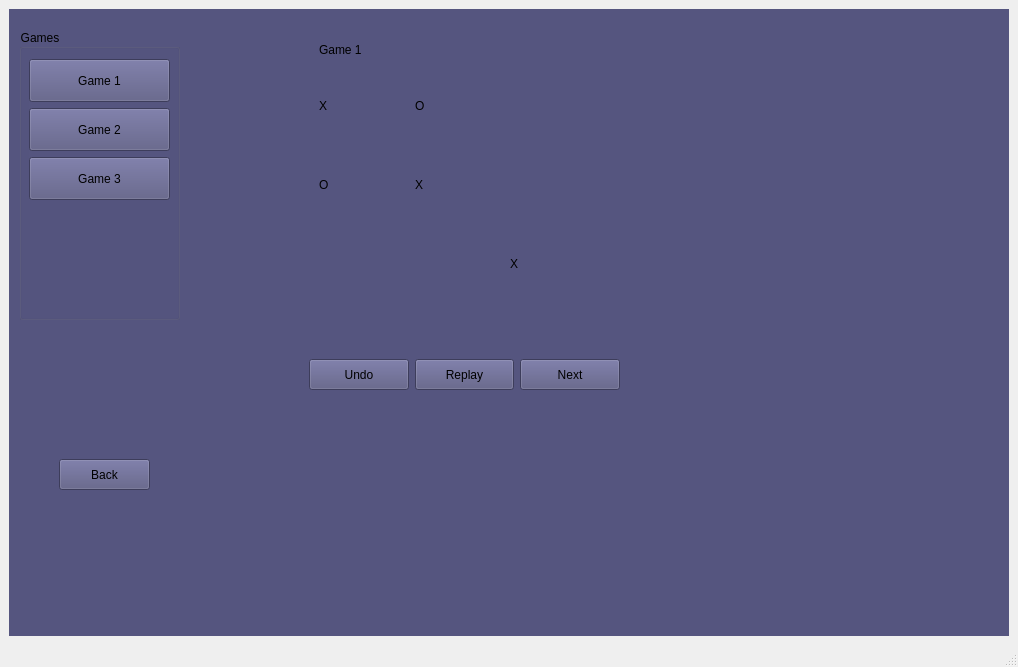
salah0eldin/TIC_TAC_TOE_CPP_QT_SQLITE, file mainwindow.ui: the form before one commit.
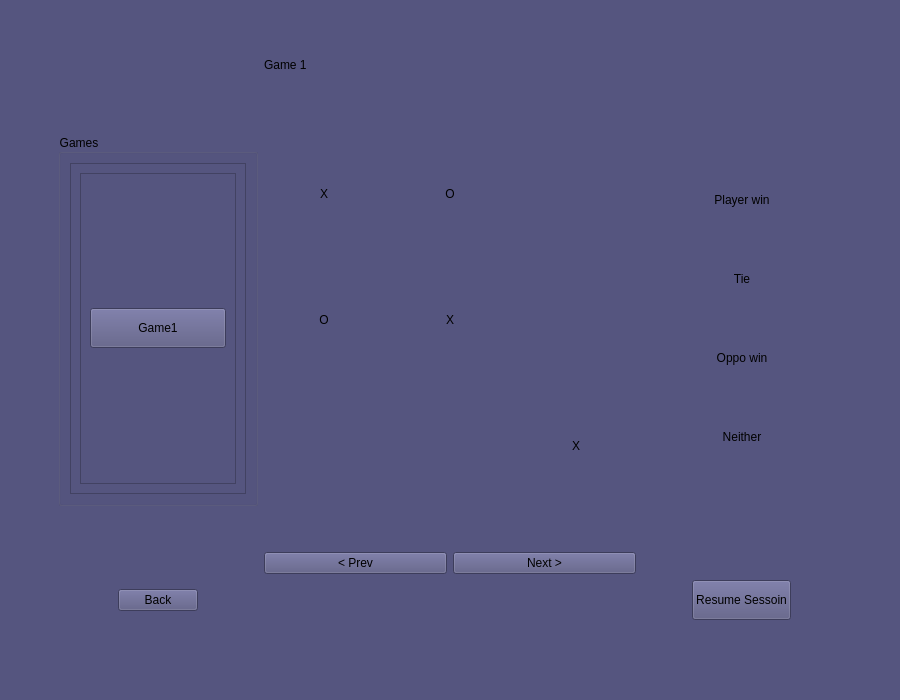
The form after the commit. The open tabs and pages were chosen to show the change.

Commit message: finished history:

```diff
--- a/mainwindow.ui
+++ b/mainwindow.ui
@@ -6,8 +6,8 @@
    <rect>
     <x>0</x>
     <y>0</y>
-    <width>1018</width>
-    <height>667</height>
+    <width>900</width>
+    <height>700</height>
    </rect>
   </property>
   <property name="sizePolicy">
@@ -18,13 +18,16 @@
   </property>
   <property name="minimumSize">
    <size>
-    <width>500</width>
-    <height>500</height>
+    <width>900</width>
+    <height>700</height>
    </size>
   </property>
   <property name="windowTitle">
    <string>MainWindow</string>
   </property>
+  <property name="styleSheet">
+   <string notr="true">background-color: rgb(85, 85, 127);</string>
+  </property>
   <widget class="QWidget" name="centralwidget">
    <layout class="QHBoxLayout" name="horizontalLayout_17">
     <item>
@@ -2321,168 +2324,7 @@
                  <string notr="true">font: 700 14pt &quot;Segoe UI&quot;;</string>
                 </property>
                 <property name="text">
-                 <string>Session 1</string>
-                </property>
-               </widget>
-              </item>
-              <item>
-               <widget class="QPushButton" name="pushButton_4">
-                <property name="sizePolicy">
-                 <sizepolicy hsizetype="Minimum" vsizetype="Maximum">
-                  <horstretch>0</horstretch>
-                  <verstretch>0</verstretch>
-                 </sizepolicy>
-                </property>
-                <property name="minimumSize">
-                 <size>
-                  <width>0</width>
-                  <height>40</height>
-                 </size>
-                </property>
-                <property name="styleSheet">
-                 <string notr="true">font: 700 14pt &quot;Segoe UI&quot;;</string>
-                </property>
-                <property name="text">
-                 <string>Session 3</string>
-                </property>
-               </widget>
-              </item>
-              <item>
-               <widget class="QPushButton" name="pushButton_3">
-                <property name="minimumSize">
-                 <size>
-                  <width>0</width>
-                  <height>40</height>
-                 </size>
-                </property>
-                <property name="text">
-                 <string>PushButton</string>
-                </property>
-               </widget>
-              </item>
-              <item>
-               <widget class="QPushButton" name="pushButton">
-                <property name="minimumSize">
-                 <size>
-                  <width>0</width>
-                  <height>40</height>
-                 </size>
-                </property>
-                <property name="text">
-                 <string>PushButton</string>
-                </property>
-               </widget>
-              </item>
-              <item>
-               <widget class="QPushButton" name="pushButton_6">
-                <property name="minimumSize">
-                 <size>
-                  <width>0</width>
-                  <height>40</height>
-                 </size>
-                </property>
-                <property name="text">
-                 <string>PushButton</string>
-                </property>
-               </widget>
-              </item>
-              <item>
-               <widget class="QPushButton" name="pushButton_11">
-                <property name="minimumSize">
-                 <size>
-                  <width>0</width>
-                  <height>40</height>
-                 </size>
-                </property>
-                <property name="text">
-                 <string>PushButton</string>
-                </property>
-               </widget>
-              </item>
-              <item>
-               <widget class="QPushButton" name="pushButton_10">
-                <property name="minimumSize">
-                 <size>
-                  <width>0</width>
-                  <height>40</height>
-                 </size>
-                </property>
-                <property name="text">
-                 <string>PushButton</string>
-                </property>
-               </widget>
-              </item>
-              <item>
-               <widget class="QPushButton" name="pushButton_9">
-                <property name="minimumSize">
-                 <size>
-                  <width>0</width>
-                  <height>40</height>
-                 </size>
-                </property>
-                <property name="text">
-                 <string>PushButton</string>
-                </property>
-               </widget>
-              </item>
-              <item>
-               <widget class="QPushButton" name="pushButton_7">
-                <property name="minimumSize">
-                 <size>
-                  <width>0</width>
-                  <height>40</height>
-                 </size>
-                </property>
-                <property name="text">
-                 <string>PushButton</string>
-                </property>
-               </widget>
-              </item>
-              <item>
-               <widget class="QPushButton" name="pushButton_8">
-                <property name="minimumSize">
-                 <size>
-                  <width>0</width>
-                  <height>40</height>
-                 </size>
-                </property>
-                <property name="text">
-                 <string>PushButton</string>
-                </property>
-               </widget>
-              </item>
-              <item>
-               <widget class="QPushButton" name="pushButton_2">
-                <property name="minimumSize">
-                 <size>
-                  <width>0</width>
-                  <height>40</height>
-                 </size>
-                </property>
-                <property name="text">
-                 <string>PushButton</string>
-                </property>
-               </widget>
-              </item>
-              <item>
-               <widget class="QPushButton" name="pushButton_5">
-                <property name="sizePolicy">
-                 <sizepolicy hsizetype="Minimum" vsizetype="Maximum">
-                  <horstretch>0</horstretch>
-                  <verstretch>0</verstretch>
-                 </sizepolicy>
-                </property>
-                <property name="minimumSize">
-                 <size>
-                  <width>0</width>
-                  <height>40</height>
-                 </size>
-                </property>
-                <property name="styleSheet">
-                 <string notr="true">font: 700 14pt &quot;Segoe UI&quot;;</string>
-                </property>
-                <property name="text">
-                 <string>Session 2</string>
+                 <string>(speceific id).  Vs Guest2 || Score(0,0,0) || Date: timestamp</string>
                 </property>
                </widget>
               </item>
@@ -2495,253 +2337,597 @@
        </layout>
       </widget>
       <widget class="QWidget" name="games">
-       <widget class="QGroupBox" name="groupBox">
-        <property name="geometry">
-         <rect>
-          <x>10</x>
-          <y>20</y>
-          <width>161</width>
-          <height>291</height>
-         </rect>
-        </property>
-        <property name="styleSheet">
-         <string notr="true">font: 700 12pt &quot;Segoe UI&quot;;</string>
-        </property>
-        <property name="title">
-         <string>Games</string>
-        </property>
-        <widget class="QWidget" name="layoutWidget">
-         <property name="geometry">
-          <rect>
-           <x>10</x>
-           <y>30</y>
-           <width>141</width>
-           <height>141</height>
-          </rect>
-         </property>
-         <layout class="QVBoxLayout" name="verticalLayout_7">
-          <item>
-           <widget class="QPushButton" name="pushButton_game1">
+       <layout class="QHBoxLayout" name="horizontalLayout_13">
+        <item>
+         <layout class="QGridLayout" name="gridLayout_13">
+          <item row="3" column="1">
+           <widget class="QGroupBox" name="groupBox">
             <property name="sizePolicy">
-             <sizepolicy hsizetype="Preferred" vsizetype="Preferred">
+             <sizepolicy hsizetype="Maximum" vsizetype="Preferred">
               <horstretch>0</horstretch>
               <verstretch>0</verstretch>
              </sizepolicy>
+            </property>
+            <property name="minimumSize">
+             <size>
+              <width>200</width>
+              <height>0</height>
+             </size>
+            </property>
+            <property name="styleSheet">
+             <string notr="true">font: 700 12pt &quot;Segoe UI&quot;;</string>
+            </property>
+            <property name="title">
+             <string>Games</string>
+            </property>
+            <layout class="QVBoxLayout" name="verticalLayout_4">
+             <item>
+              <widget class="QScrollArea" name="scrollArea_2">
+               <property name="widgetResizable">
+                <bool>true</bool>
+               </property>
+               <widget class="QWidget" name="scrollAreaWidgetContents">
+                <property name="geometry">
+                 <rect>
+                  <x>0</x>
+                  <y>0</y>
+                  <width>174</width>
+                  <height>324</height>
+                 </rect>
+                </property>
+                <layout class="QVBoxLayout" name="verticalLayout_5">
+                 <item>
+                  <widget class="QFrame" name="frame">
+                   <property name="frameShape">
+                    <enum>QFrame::StyledPanel</enum>
+                   </property>
+                   <property name="frameShadow">
+                    <enum>QFrame::Raised</enum>
+                   </property>
+                   <layout class="QVBoxLayout" name="verticalLayout_6">
+                    <item>
+                     <widget class="QPushButton" name="pushButton_2">
+                      <property name="minimumSize">
+                       <size>
+                        <width>0</width>
+                        <height>40</height>
+                       </size>
+                      </property>
+                      <property name="text">
+                       <string>Game1</string>
+                      </property>
+                     </widget>
+                    </item>
+                   </layout>
+                  </widget>
+                 </item>
+                </layout>
+               </widget>
+              </widget>
+             </item>
+            </layout>
+           </widget>
+          </item>
+          <item row="3" column="2">
+           <layout class="QGridLayout" name="gridLayout">
+            <property name="sizeConstraint">
+             <enum>QLayout::SetFixedSize</enum>
+            </property>
+            <item row="1" column="2">
+             <widget class="QLabel" name="label_35">
+              <property name="sizePolicy">
+               <sizepolicy hsizetype="Maximum" vsizetype="Maximum">
+                <horstretch>0</horstretch>
+                <verstretch>0</verstretch>
+               </sizepolicy>
+              </property>
+              <property name="minimumSize">
+               <size>
+                <width>120</width>
+                <height>120</height>
+               </size>
+              </property>
+              <property name="styleSheet">
+               <string notr="true">
+font: 28pt &quot;Segoe UI&quot;;</string>
+              </property>
+              <property name="text">
+               <string/>
+              </property>
+              <property name="alignment">
+               <set>Qt::AlignCenter</set>
+              </property>
+             </widget>
+            </item>
+            <item row="2" column="0">
+             <widget class="QLabel" name="label_29">
+              <property name="sizePolicy">
+               <sizepolicy hsizetype="Maximum" vsizetype="Maximum">
+                <horstretch>0</horstretch>
+                <verstretch>0</verstretch>
+               </sizepolicy>
+              </property>
+              <property name="minimumSize">
+               <size>
+                <width>120</width>
+                <height>120</height>
+               </size>
+              </property>
+              <property name="styleSheet">
+               <string notr="true">
+font: 28pt &quot;Segoe UI&quot;;</string>
+              </property>
+              <property name="text">
+               <string/>
+              </property>
+              <property name="alignment">
+               <set>Qt::AlignCenter</set>
+              </property>
+             </widget>
+            </item>
+            <item row="0" column="0">
+             <widget class="QLabel" name="label_6">
+              <property name="sizePolicy">
+               <sizepolicy hsizetype="Maximum" vsizetype="Maximum">
+                <horstretch>0</horstretch>
+                <verstretch>0</verstretch>
+               </sizepolicy>
+              </property>
+              <property name="minimumSize">
+               <size>
+                <width>120</width>
+                <height>120</height>
+               </size>
+              </property>
+              <property name="styleSheet">
+               <string notr="true">
+font: 28pt &quot;Segoe UI&quot;;</string>
+              </property>
+              <property name="text">
+               <string>X</string>
+              </property>
+              <property name="alignment">
+               <set>Qt::AlignCenter</set>
+              </property>
+             </widget>
+            </item>
+            <item row="0" column="2">
+             <widget class="QLabel" name="label_28">
+              <property name="sizePolicy">
+               <sizepolicy hsizetype="Maximum" vsizetype="Maximum">
+                <horstretch>0</horstretch>
+                <verstretch>0</verstretch>
+               </sizepolicy>
+              </property>
+              <property name="minimumSize">
+               <size>
+                <width>120</width>
+                <height>120</height>
+               </size>
+              </property>
+              <property name="styleSheet">
+               <string notr="true">
+font: 28pt &quot;Segoe UI&quot;;</string>
+              </property>
+              <property name="text">
+               <string/>
+              </property>
+              <property name="alignment">
+               <set>Qt::AlignCenter</set>
+              </property>
+             </widget>
+            </item>
+            <item row="2" column="2">
+             <widget class="QLabel" name="label_30">
+              <property name="sizePolicy">
+               <sizepolicy hsizetype="Maximum" vsizetype="Maximum">
+                <horstretch>0</horstretch>
+                <verstretch>0</verstretch>
+               </sizepolicy>
+              </property>
+              <property name="minimumSize">
+               <size>
+                <width>120</width>
+                <height>120</height>
+               </size>
+              </property>
+              <property name="styleSheet">
+               <string notr="true">font: 28pt &quot;Segoe UI&quot;;</string>
+              </property>
+              <property name="text">
+               <string>X</string>
+              </property>
+              <property name="alignment">
+               <set>Qt::AlignCenter</set>
+              </property>
+             </widget>
+            </item>
+            <item row="1" column="1">
+             <widget class="QLabel" name="label_31">
+              <property name="sizePolicy">
+               <sizepolicy hsizetype="Maximum" vsizetype="Maximum">
+                <horstretch>0</horstretch>
+                <verstretch>0</verstretch>
+               </sizepolicy>
+              </property>
+              <property name="minimumSize">
+               <size>
+                <width>120</width>
+                <height>120</height>
+               </size>
+              </property>
+              <property name="styleSheet">
+               <string notr="true">
+font: 28pt &quot;Segoe UI&quot;;</string>
+              </property>
+              <property name="text">
+               <string>X</string>
+              </property>
+              <property name="alignment">
+               <set>Qt::AlignCenter</set>
+              </property>
+             </widget>
+            </item>
+            <item row="2" column="1">
+             <widget class="QLabel" name="label_33">
+              <property name="sizePolicy">
+               <sizepolicy hsizetype="Maximum" vsizetype="Maximum">
+                <horstretch>0</horstretch>
+                <verstretch>0</verstretch>
+               </sizepolicy>
+              </property>
+              <property name="minimumSize">
+               <size>
+                <width>120</width>
+                <height>120</height>
+               </size>
+              </property>
+              <property name="styleSheet">
+               <string notr="true">font: 28pt &quot;Segoe UI&quot;;</string>
+              </property>
+              <property name="text">
+               <string/>
+              </property>
+              <property name="alignment">
+               <set>Qt::AlignCenter</set>
+              </property>
+             </widget>
+            </item>
+            <item row="1" column="0">
+             <widget class="QLabel" name="label_34">
+              <property name="sizePolicy">
+               <sizepolicy hsizetype="Maximum" vsizetype="Maximum">
+                <horstretch>0</horstretch>
+                <verstretch>0</verstretch>
+               </sizepolicy>
+              </property>
+              <property name="minimumSize">
+               <size>
+                <width>120</width>
+                <height>120</height>
+               </size>
+              </property>
+              <property name="styleSheet">
+               <string notr="true">
+font: 28pt &quot;Segoe UI&quot;;</string>
+              </property>
+              <property name="text">
+               <string>O</string>
+              </property>
+              <property name="alignment">
+               <set>Qt::AlignCenter</set>
+              </property>
+             </widget>
+            </item>
+            <item row="0" column="1">
+             <widget class="QLabel" name="label_32">
+              <property name="sizePolicy">
+               <sizepolicy hsizetype="Maximum" vsizetype="Maximum">
+                <horstretch>0</horstretch>
+                <verstretch>0</verstretch>
+               </sizepolicy>
+              </property>
+              <property name="minimumSize">
+               <size>
+                <width>120</width>
+                <height>120</height>
+               </size>
+              </property>
+              <property name="styleSheet">
+               <string notr="true">font: 28pt &quot;Segoe UI&quot;;</string>
+              </property>
+              <property name="text">
+               <string>O</string>
+              </property>
+              <property name="alignment">
+               <set>Qt::AlignCenter</set>
+              </property>
+             </widget>
+            </item>
+           </layout>
+          </item>
+          <item row="3" column="0">
+           <spacer name="horizontalSpacer_13">
+            <property name="orientation">
+             <enum>Qt::Horizontal</enum>
+            </property>
+            <property name="sizeType">
+             <enum>QSizePolicy::Maximum</enum>
+            </property>
+            <property name="sizeHint" stdset="0">
+             <size>
+              <width>40</width>
+              <height>20</height>
+             </size>
+            </property>
+           </spacer>
+          </item>
+          <item row="6" column="1">
+           <layout class="QHBoxLayout" name="horizontalLayout_14">
+            <item>
+             <widget class="QPushButton" name="pushButton_back_from_history_to_session">
+              <property name="sizePolicy">
+               <sizepolicy hsizetype="Maximum" vsizetype="Fixed">
+                <horstretch>0</horstretch>
+                <verstretch>0</verstretch>
+               </sizepolicy>
+              </property>
+              <property name="styleSheet">
+               <string notr="true">font: 11pt &quot;Simple Indust Outline&quot;;
+</string>
+              </property>
+              <property name="text">
+               <string>Back</string>
+              </property>
+             </widget>
+            </item>
+           </layout>
+          </item>
+          <item row="6" column="3">
+           <layout class="QHBoxLayout" name="horizontalLayout_18">
+            <item>
+             <widget class="QPushButton" name="pushButton_replay">
+              <property name="sizePolicy">
+               <sizepolicy hsizetype="Maximum" vsizetype="Preferred">
+                <horstretch>0</horstretch>
+                <verstretch>0</verstretch>
+               </sizepolicy>
+              </property>
+              <property name="text">
+               <string>Resume Sessoin</string>
+              </property>
+             </widget>
+            </item>
+           </layout>
+          </item>
+          <item row="7" column="2">
+           <spacer name="verticalSpacer_22">
+            <property name="orientation">
+             <enum>Qt::Vertical</enum>
+            </property>
+            <property name="sizeType">
+             <enum>QSizePolicy::Maximum</enum>
+            </property>
+            <property name="sizeHint" stdset="0">
+             <size>
+              <width>20</width>
+              <height>40</height>
+             </size>
+            </property>
+           </spacer>
+          </item>
+          <item row="6" column="2">
+           <spacer name="verticalSpacer_19">
+            <property name="orientation">
+             <enum>Qt::Vertical</enum>
+            </property>
+            <property name="sizeType">
+             <enum>QSizePolicy::Maximum</enum>
+            </property>
+            <property name="sizeHint" stdset="0">
+             <size>
+              <width>20</width>
+              <height>40</height>
+             </size>
+            </property>
+           </spacer>
+          </item>
+          <item row="5" column="2">
+           <layout class="QHBoxLayout" name="horizontalLayout_15">
+            <item>
+             <widget class="QPushButton" name="pushButton_30">
+              <property name="sizePolicy">
+               <sizepolicy hsizetype="Preferred" vsizetype="Preferred">
+                <horstretch>0</horstretch>
+                <verstretch>0</verstretch>
+               </sizepolicy>
+              </property>
+              <property name="text">
+               <string>&lt; Prev</string>
+              </property>
+             </widget>
+            </item>
+            <item>
+             <widget class="QPushButton" name="pushButton_31">
+              <property name="sizePolicy">
+               <sizepolicy hsizetype="Preferred" vsizetype="Preferred">
+                <horstretch>0</horstretch>
+                <verstretch>0</verstretch>
+               </sizepolicy>
+              </property>
+              <property name="text">
+               <string>Next &gt;</string>
+              </property>
+             </widget>
+            </item>
+           </layout>
+          </item>
+          <item row="3" column="3">
+           <layout class="QVBoxLayout" name="verticalLayout_3">
+            <item>
+             <widget class="QLabel" name="label_41">
+              <property name="sizePolicy">
+               <sizepolicy hsizetype="Preferred" vsizetype="Maximum">
+                <horstretch>0</horstretch>
+                <verstretch>0</verstretch>
+               </sizepolicy>
+              </property>
+              <property name="styleSheet">
+               <string notr="true">font: 700 14pt &quot;Segoe UI&quot;;</string>
+              </property>
+              <property name="text">
+               <string>Player win</string>
+              </property>
+              <property name="alignment">
+               <set>Qt::AlignCenter</set>
+              </property>
+             </widget>
+            </item>
+            <item>
+             <widget class="QLabel" name="label_43">
+              <property name="sizePolicy">
+               <sizepolicy hsizetype="Preferred" vsizetype="Maximum">
+                <horstretch>0</horstretch>
+                <verstretch>0</verstretch>
+               </sizepolicy>
+              </property>
+              <property name="styleSheet">
+               <string notr="true">font: 700 14pt &quot;Segoe UI&quot;;</string>
+              </property>
+              <property name="text">
+               <string>Tie</string>
+              </property>
+              <property name="alignment">
+               <set>Qt::AlignCenter</set>
+              </property>
+             </widget>
+            </item>
+            <item>
+             <widget class="QLabel" name="label_42">
+              <property name="sizePolicy">
+               <sizepolicy hsizetype="Preferred" vsizetype="Maximum">
+                <horstretch>0</horstretch>
+                <verstretch>0</verstretch>
+               </sizepolicy>
+              </property>
+              <property name="styleSheet">
+               <string notr="true">font: 700 14pt &quot;Segoe UI&quot;;</string>
+              </property>
+              <property name="text">
+               <string>Oppo win</string>
+              </property>
+              <property name="alignment">
+               <set>Qt::AlignCenter</set>
+              </property>
+             </widget>
+            </item>
+            <item>
+             <widget class="QLabel" name="label_44">
+              <property name="sizePolicy">
+               <sizepolicy hsizetype="Maximum" vsizetype="Maximum">
+                <horstretch>0</horstretch>
+                <verstretch>0</verstretch>
+               </sizepolicy>
+              </property>
+              <property name="minimumSize">
+               <size>
+                <width>200</width>
+                <height>0</height>
+               </size>
+              </property>
+              <property name="styleSheet">
+               <string notr="true">font: 700 14pt &quot;Segoe UI&quot;;</string>
+              </property>
+              <property name="text">
+               <string>Neither</string>
+              </property>
+              <property name="alignment">
+               <set>Qt::AlignCenter</set>
+              </property>
+             </widget>
+            </item>
+           </layout>
+          </item>
+          <item row="1" column="2">
+           <widget class="QLabel" name="label_27">
+            <property name="sizePolicy">
+             <sizepolicy hsizetype="Preferred" vsizetype="Maximum">
+              <horstretch>0</horstretch>
+              <verstretch>0</verstretch>
+             </sizepolicy>
+            </property>
+            <property name="styleSheet">
+             <string notr="true">font: 700 14pt &quot;Segoe UI&quot;;</string>
             </property>
             <property name="text">
              <string>Game 1</string>
             </property>
            </widget>
           </item>
-          <item>
-           <widget class="QPushButton" name="pushButton_game2">
-            <property name="sizePolicy">
-             <sizepolicy hsizetype="Preferred" vsizetype="Preferred">
-              <horstretch>0</horstretch>
-              <verstretch>0</verstretch>
-             </sizepolicy>
+          <item row="4" column="2">
+           <spacer name="verticalSpacer_21">
+            <property name="orientation">
+             <enum>Qt::Vertical</enum>
             </property>
-            <property name="text">
-             <string>Game 2</string>
+            <property name="sizeType">
+             <enum>QSizePolicy::Maximum</enum>
             </property>
-           </widget>
+            <property name="sizeHint" stdset="0">
+             <size>
+              <width>20</width>
+              <height>40</height>
+             </size>
+            </property>
+           </spacer>
           </item>
-          <item>
-           <widget class="QPushButton" name="pushButton_game3">
-            <property name="sizePolicy">
-             <sizepolicy hsizetype="Preferred" vsizetype="Preferred">
-              <horstretch>0</horstretch>
-              <verstretch>0</verstretch>
-             </sizepolicy>
+          <item row="0" column="2">
+           <spacer name="verticalSpacer_20">
+            <property name="orientation">
+             <enum>Qt::Vertical</enum>
             </property>
-            <property name="text">
-             <string>Game 3</string>
+            <property name="sizeType">
+             <enum>QSizePolicy::Maximum</enum>
             </property>
-           </widget>
+            <property name="sizeHint" stdset="0">
+             <size>
+              <width>20</width>
+              <height>40</height>
+             </size>
+            </property>
+           </spacer>
+          </item>
+          <item row="3" column="4">
+           <spacer name="horizontalSpacer_14">
+            <property name="orientation">
+             <enum>Qt::Horizontal</enum>
+            </property>
+            <property name="sizeType">
+             <enum>QSizePolicy::Maximum</enum>
+            </property>
+            <property name="sizeHint" stdset="0">
+             <size>
+              <width>40</width>
+              <height>20</height>
+             </size>
+            </property>
+           </spacer>
+          </item>
+          <item row="2" column="2">
+           <spacer name="verticalSpacer_23">
+            <property name="orientation">
+             <enum>Qt::Vertical</enum>
+            </property>
+            <property name="sizeHint" stdset="0">
+             <size>
+              <width>20</width>
+              <height>40</height>
+             </size>
+            </property>
+           </spacer>
           </item>
          </layout>
-        </widget>
-       </widget>
-       <widget class="QPushButton" name="pushButton_back_from_history_to_session">
-        <property name="geometry">
-         <rect>
-          <x>50</x>
-          <y>450</y>
-          <width>91</width>
-          <height>31</height>
-         </rect>
-        </property>
-        <property name="styleSheet">
-         <string notr="true">font: 11pt &quot;Simple Indust Outline&quot;;
-</string>
-        </property>
-        <property name="text">
-         <string>Back</string>
-        </property>
-       </widget>
-       <widget class="QLabel" name="label_27">
-        <property name="geometry">
-         <rect>
-          <x>310</x>
-          <y>30</y>
-          <width>71</width>
-          <height>21</height>
-         </rect>
-        </property>
-        <property name="styleSheet">
-         <string notr="true">font: 700 14pt &quot;Segoe UI&quot;;</string>
-        </property>
-        <property name="text">
-         <string>Game 1</string>
-        </property>
-       </widget>
-       <widget class="QWidget" name="layoutWidget">
-        <property name="geometry">
-         <rect>
-          <x>300</x>
-          <y>350</y>
-          <width>311</width>
-          <height>31</height>
-         </rect>
-        </property>
-        <layout class="QHBoxLayout" name="horizontalLayout_15">
-         <item>
-          <widget class="QPushButton" name="pushButton_30">
-           <property name="sizePolicy">
-            <sizepolicy hsizetype="Preferred" vsizetype="Preferred">
-             <horstretch>0</horstretch>
-             <verstretch>0</verstretch>
-            </sizepolicy>
-           </property>
-           <property name="text">
-            <string>Undo</string>
-           </property>
-          </widget>
-         </item>
-         <item>
-          <widget class="QPushButton" name="pushButton_replay">
-           <property name="sizePolicy">
-            <sizepolicy hsizetype="Preferred" vsizetype="Preferred">
-             <horstretch>0</horstretch>
-             <verstretch>0</verstretch>
-            </sizepolicy>
-           </property>
-           <property name="text">
-            <string>Replay</string>
-           </property>
-          </widget>
-         </item>
-         <item>
-          <widget class="QPushButton" name="pushButton_31">
-           <property name="sizePolicy">
-            <sizepolicy hsizetype="Preferred" vsizetype="Preferred">
-             <horstretch>0</horstretch>
-             <verstretch>0</verstretch>
-            </sizepolicy>
-           </property>
-           <property name="text">
-            <string>Next</string>
-           </property>
-          </widget>
-         </item>
-        </layout>
-       </widget>
-       <widget class="QWidget" name="layoutWidget">
-        <property name="geometry">
-         <rect>
-          <x>310</x>
-          <y>60</y>
-          <width>281</width>
-          <height>231</height>
-         </rect>
-        </property>
-        <layout class="QGridLayout" name="gridLayout">
-         <item row="1" column="1">
-          <widget class="QLabel" name="label_31">
-           <property name="styleSheet">
-            <string notr="true">
-font: 28pt &quot;Segoe UI&quot;;</string>
-           </property>
-           <property name="text">
-            <string>X</string>
-           </property>
-          </widget>
-         </item>
-         <item row="2" column="0">
-          <widget class="QLabel" name="label_29">
-           <property name="text">
-            <string/>
-           </property>
-          </widget>
-         </item>
-         <item row="2" column="1">
-          <widget class="QLabel" name="label_33">
-           <property name="styleSheet">
-            <string notr="true">font: 28pt &quot;Segoe UI&quot;;</string>
-           </property>
-           <property name="text">
-            <string/>
-           </property>
-          </widget>
-         </item>
-         <item row="0" column="1">
-          <widget class="QLabel" name="label_32">
-           <property name="styleSheet">
-            <string notr="true">font: 28pt &quot;Segoe UI&quot;;</string>
-           </property>
-           <property name="text">
-            <string>O</string>
-           </property>
-          </widget>
-         </item>
-         <item row="0" column="0">
-          <widget class="QLabel" name="label_6">
-           <property name="styleSheet">
-            <string notr="true">
-font: 28pt &quot;Segoe UI&quot;;</string>
-           </property>
-           <property name="text">
-            <string>X</string>
-           </property>
-          </widget>
-         </item>
-         <item row="1" column="0">
-          <widget class="QLabel" name="label_34">
-           <property name="styleSheet">
-            <string notr="true">
-font: 28pt &quot;Segoe UI&quot;;</string>
-           </property>
-           <property name="text">
-            <string>O</string>
-           </property>
-          </widget>
-         </item>
-         <item row="1" column="2">
-          <widget class="QLabel" name="label_35">
-           <property name="text">
-            <string/>
-           </property>
-          </widget>
-         </item>
-         <item row="0" column="2">
-          <widget class="QLabel" name="label_28">
-           <property name="text">
-            <string/>
-           </property>
-          </widget>
-         </item>
-         <item row="2" column="2">
-          <widget class="QLabel" name="label_30">
-           <property name="styleSheet">
-            <string notr="true">font: 28pt &quot;Segoe UI&quot;;</string>
-           </property>
-           <property name="text">
-            <string>X</string>
-           </property>
-          </widget>
-         </item>
-        </layout>
-       </widget>
+        </item>
+       </layout>
       </widget>
       <widget class="QWidget" name="null_3"/>
      </widget>
```
Left out of the diff: 52 changed lines with no effect on the pictures. The commit also changes 43 other files.
